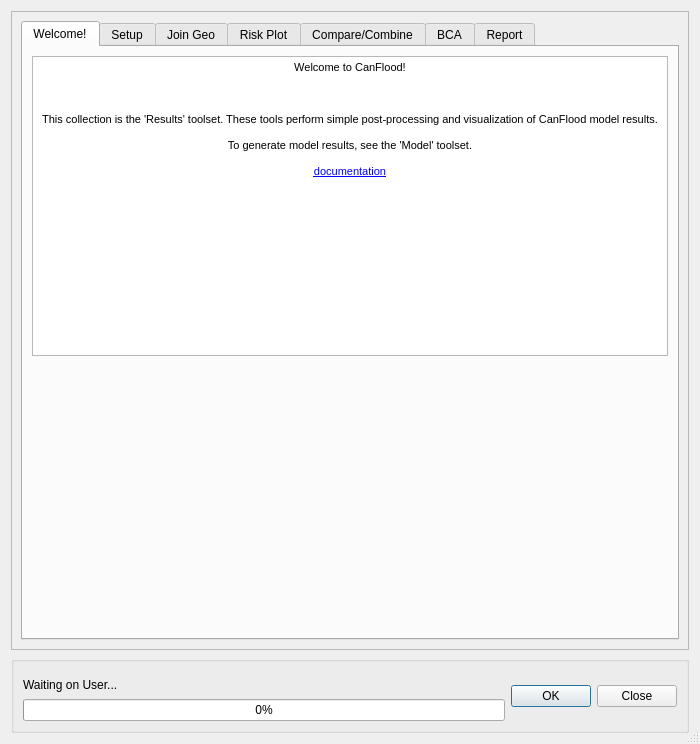
This is canflood/results/results.ui in NRCan/CanFlood as Qt 5 draws it before an edit. The edited form follows.
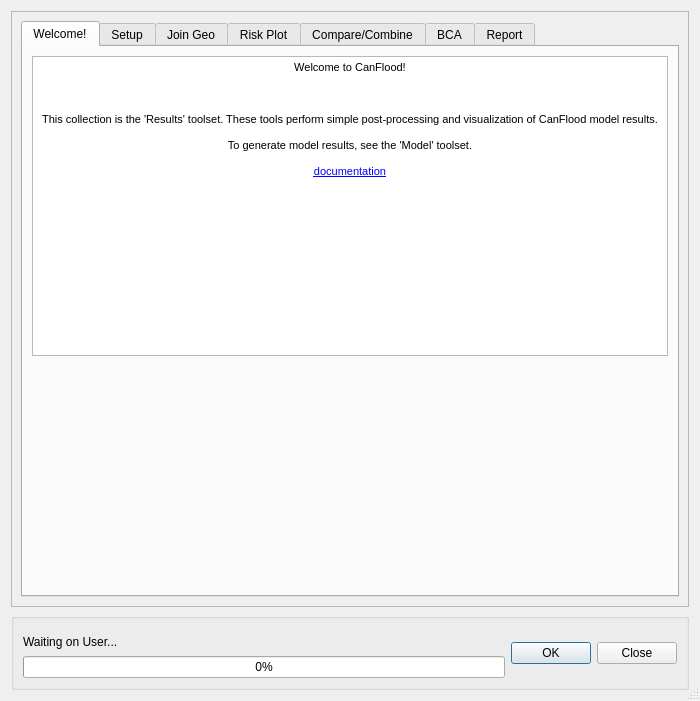
This is the edited form. Icons and pictures are not drawn. Custom widgets are drawn as their Qt base class.

Diff of the .ui file:
```diff
--- a/canflood/results/results.ui
+++ b/canflood/results/results.ui
@@ -7,7 +7,7 @@
     <x>0</x>
     <y>0</y>
     <width>700</width>
-    <height>744</height>
+    <height>701</height>
    </rect>
   </property>
   <property name="sizePolicy">
@@ -46,7 +46,7 @@
         <x>0</x>
         <y>0</y>
         <width>680</width>
-        <height>647</height>
+        <height>604</height>
        </rect>
       </property>
       <property name="sizePolicy">
```
